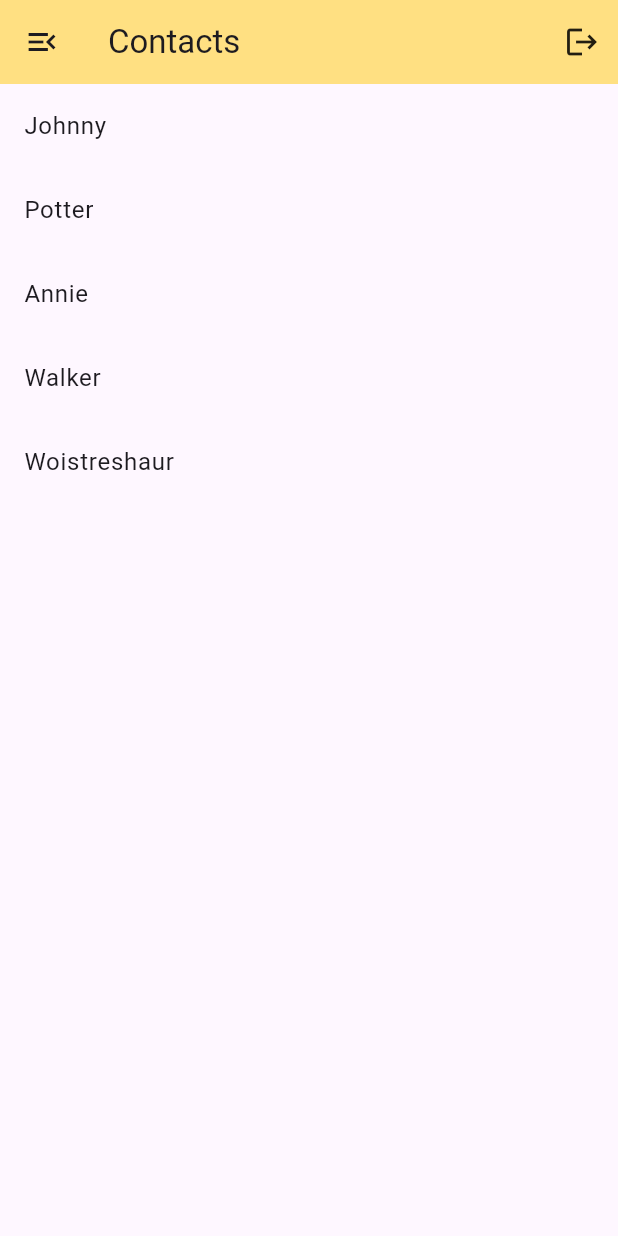
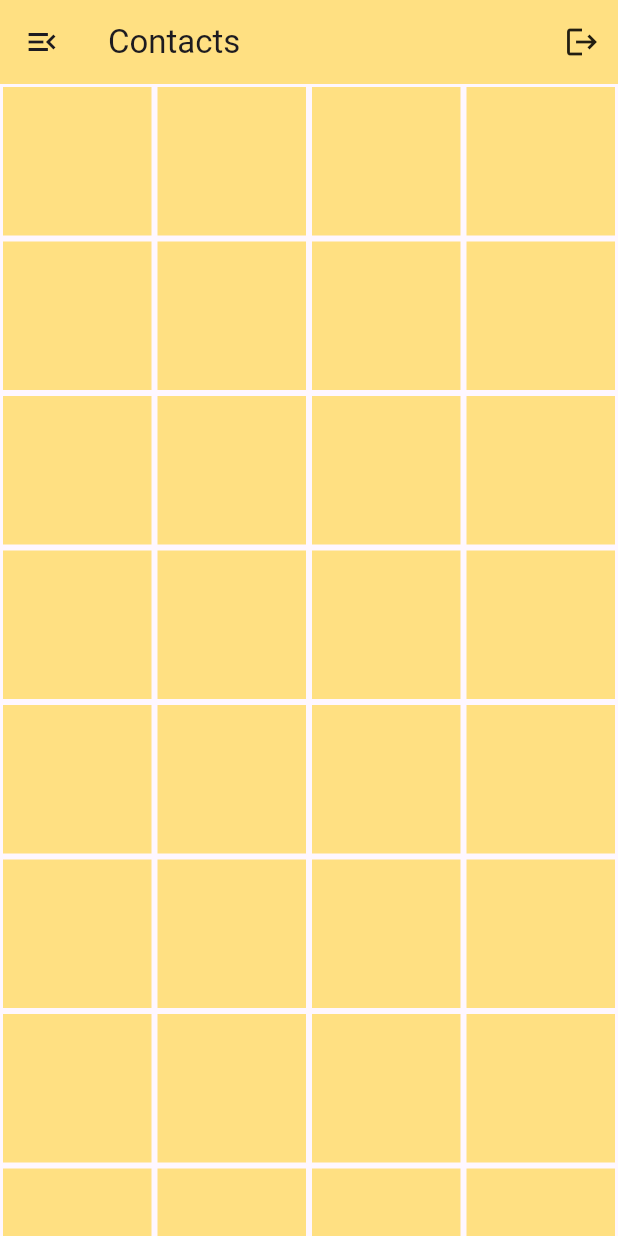
Before and after one commit to lexara-prime-ai/FLUTTER_TEMPLATES, a Flutter app: the screen it shows after launch, on a phone screen of 412 x 824 dp. Run offline on Flutter 3.47's test engine with Material 3 defaults, Android fonts, the phone set to English and light mode, and no system bars.

Commit message:
Working with GridView

```diff
--- a/lib/main.dart
+++ b/lib/main.dart
@@ -30,10 +30,13 @@ class App extends StatelessWidget {
                 ))
           ],
         ),
-        body: ListView.builder(
-          itemCount: getUsers().length,
-          itemBuilder: (context, index) => ListTile(
-            title: Text(getUsers()[index]),
+        body: GridView.builder(
+          itemCount: 64,
+          gridDelegate: const SliverGridDelegateWithFixedCrossAxisCount(
+              crossAxisCount: 4),
+          itemBuilder: (context, index) => Container(
+            color: Colors.amber[200],
+            margin: EdgeInsets.all(2),
           ),
         ),
       ),
```
